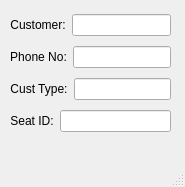
First picture: the form in SeatInfo.ui, repository Dragon-Aurora/TheatreBookingSystem, before the edit.
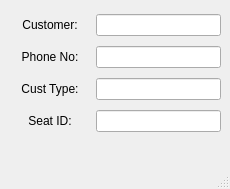
Second picture: the form after the edit.

```diff
--- a/SeatInfo.ui
+++ b/SeatInfo.ui
@@ -6,8 +6,8 @@
    <rect>
     <x>0</x>
     <y>0</y>
-    <width>185</width>
-    <height>187</height>
+    <width>230</width>
+    <height>189</height>
    </rect>
   </property>
   <property name="windowTitle">
@@ -19,7 +19,7 @@
      <rect>
       <x>10</x>
       <y>10</y>
-      <width>161</width>
+      <width>211</width>
       <height>128</height>
      </rect>
     </property>
@@ -28,6 +28,15 @@
       <layout class="QHBoxLayout" name="horizontalLayout_4">
        <item>
         <widget class="QLabel" name="label_4">
+         <property name="minimumSize">
+          <size>
+           <width>80</width>
+           <height>0</height>
+          </size>
+         </property>
+         <property name="layoutDirection">
+          <enum>Qt::RightToLeft</enum>
+         </property>
          <property name="text">
           <string>Customer:</string>
          </property>
@@ -37,7 +46,11 @@
         </widget>
        </item>
        <item>
-        <widget class="QLineEdit" name="lineEdit_4"/>
+        <widget class="QLineEdit" name="customer">
+         <property name="readOnly">
+          <bool>true</bool>
+         </property>
+        </widget>
        </item>
       </layout>
      </item>
@@ -45,6 +58,12 @@
       <layout class="QHBoxLayout" name="horizontalLayout_2">
        <item>
         <widget class="QLabel" name="label_2">
+         <property name="minimumSize">
+          <size>
+           <width>80</width>
+           <height>0</height>
+          </size>
+         </property>
          <property name="text">
           <string>Phone No:</string>
          </property>
@@ -54,7 +73,11 @@
         </widget>
        </item>
        <item>
-        <widget class="QLineEdit" name="lineEdit_2"/>
+        <widget class="QLineEdit" name="phoneNumber">
+         <property name="readOnly">
+          <bool>true</bool>
+         </property>
+        </widget>
        </item>
       </layout>
      </item>
@@ -62,6 +85,12 @@
       <layout class="QHBoxLayout" name="horizontalLayout">
        <item>
         <widget class="QLabel" name="label">
+         <property name="minimumSize">
+          <size>
+           <width>80</width>
+           <height>0</height>
+          </size>
+         </property>
          <property name="text">
           <string>Cust Type:</string>
          </property>
@@ -71,7 +100,11 @@
         </widget>
        </item>
        <item>
-        <widget class="QLineEdit" name="lineEdit"/>
+        <widget class="QLineEdit" name="customerType">
+         <property name="readOnly">
+          <bool>true</bool>
+         </property>
+        </widget>
        </item>
       </layout>
      </item>
@@ -79,6 +112,15 @@
       <layout class="QHBoxLayout" name="horizontalLayout_3">
        <item>
         <widget class="QLabel" name="label_3">
+         <property name="minimumSize">
+          <size>
+           <width>80</width>
+           <height>0</height>
+          </size>
+         </property>
+         <property name="layoutDirection">
+          <enum>Qt::LeftToRight</enum>
+         </property>
          <property name="text">
           <string>Seat ID:</string>
          </property>
@@ -88,7 +130,17 @@
         </widget>
        </item>
        <item>
-        <widget class="QLineEdit" name="lineEdit_3"/>
+        <widget class="QLineEdit" name="seatId">
+         <property name="maximumSize">
+          <size>
+           <width>16777215</width>
+           <height>16777215</height>
+          </size>
+         </property>
+         <property name="readOnly">
+          <bool>true</bool>
+         </property>
+        </widget>
        </item>
       </layout>
      </item>
```
Left out of the diff: 2 changed lines with no effect on the pictures.
